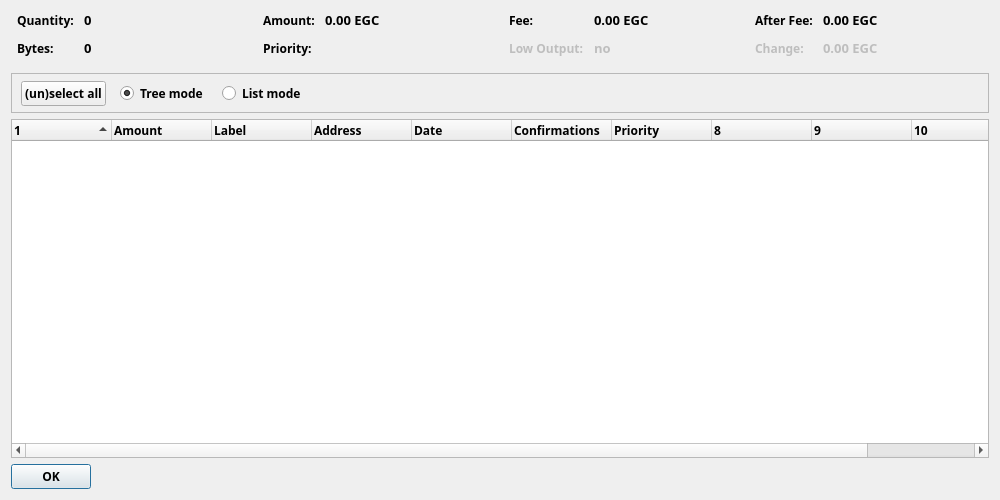
Old version of the form src/qt/forms/coincontroldialog.ui in the repository EverGreenCoinDev/EverGreenCoin.
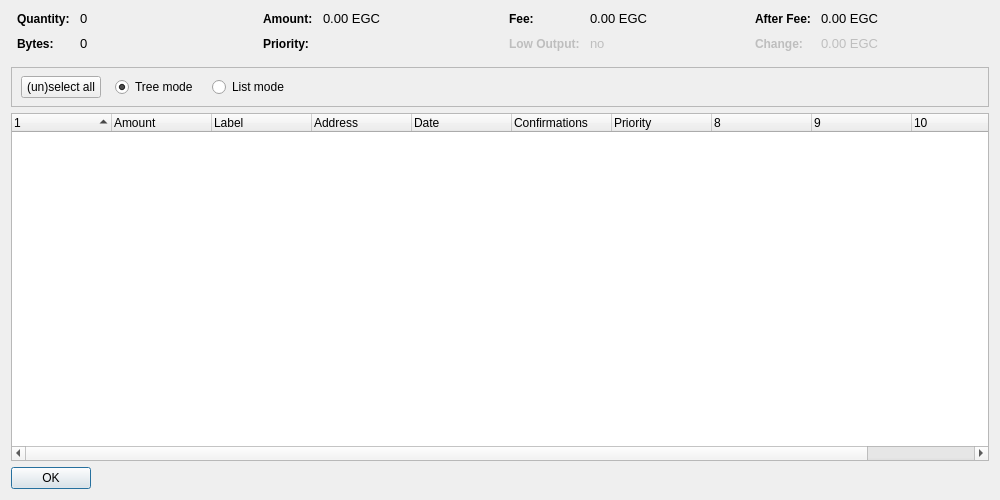
New version of the form. Custom widgets are drawn as their Qt base class.

Commit message: Remove typola

```diff
--- a/src/qt/forms/coincontroldialog.ui
+++ b/src/qt/forms/coincontroldialog.ui
@@ -40,10 +40,8 @@
         <widget class="QLabel" name="labelCoinControlQuantityText">
          <property name="font">
           <font>
-           <family>Typola</family>
            <weight>75</weight>
            <bold>true</bold>
-           <stylestrategy>PreferAntialias</stylestrategy>
           </font>
          </property>
          <property name="styleSheet">
@@ -58,10 +56,9 @@
         <widget class="QLabel" name="labelCoinControlQuantity">
          <property name="font">
           <font>
-           <family>Typola</family>
            <pointsize>10</pointsize>
-           <weight>75</weight>
-           <bold>true</bold>
+           <weight>50</weight>
+           <bold>false</bold>
            <stylestrategy>PreferAntialias</stylestrategy>
           </font>
          </property>
@@ -83,10 +80,8 @@
         <widget class="QLabel" name="labelCoinControlBytesText">
          <property name="font">
           <font>
-           <family>Typola</family>
            <weight>75</weight>
            <bold>true</bold>
-           <stylestrategy>PreferAntialias</stylestrategy>
           </font>
          </property>
          <property name="styleSheet">
@@ -101,10 +96,9 @@
         <widget class="QLabel" name="labelCoinControlBytes">
          <property name="font">
           <font>
-           <family>Typola</family>
            <pointsize>10</pointsize>
-           <weight>75</weight>
-           <bold>true</bold>
+           <weight>50</weight>
+           <bold>false</bold>
            <stylestrategy>PreferAntialias</stylestrategy>
           </font>
          </property>
@@ -142,10 +136,8 @@
         <widget class="QLabel" name="labelCoinControlAmountText">
          <property name="font">
           <font>
-           <family>Typola</family>
            <weight>75</weight>
            <bold>true</bold>
-           <stylestrategy>PreferAntialias</stylestrategy>
           </font>
          </property>
          <property name="styleSheet">
@@ -160,10 +152,9 @@
         <widget class="QLabel" name="labelCoinControlAmount">
          <property name="font">
           <font>
-           <family>Typola</family>
            <pointsize>10</pointsize>
-           <weight>75</weight>
-           <bold>true</bold>
+           <weight>50</weight>
+           <bold>false</bold>
            <stylestrategy>PreferAntialias</stylestrategy>
           </font>
          </property>
@@ -185,10 +176,8 @@
         <widget class="QLabel" name="labelCoinControlPriorityText">
          <property name="font">
           <font>
-           <family>Typola</family>
            <weight>75</weight>
            <bold>true</bold>
-           <stylestrategy>PreferAntialias</stylestrategy>
           </font>
          </property>
          <property name="styleSheet">
@@ -203,10 +192,9 @@
         <widget class="QLabel" name="labelCoinControlPriority">
          <property name="font">
           <font>
-           <family>Typola</family>
            <pointsize>10</pointsize>
-           <weight>75</weight>
-           <bold>true</bold>
+           <weight>50</weight>
+           <bold>false</bold>
            <stylestrategy>PreferAntialias</stylestrategy>
           </font>
          </property>
@@ -244,10 +232,8 @@
         <widget class="QLabel" name="labelCoinControlFeeText">
          <property name="font">
           <font>
-           <family>Typola</family>
            <weight>75</weight>
            <bold>true</bold>
-           <stylestrategy>PreferAntialias</stylestrategy>
           </font>
          </property>
          <property name="styleSheet">
@@ -262,10 +248,9 @@
         <widget class="QLabel" name="labelCoinControlFee">
          <property name="font">
           <font>
-           <family>Typola</family>
            <pointsize>10</pointsize>
-           <weight>75</weight>
-           <bold>true</bold>
+           <weight>50</weight>
+           <bold>false</bold>
            <stylestrategy>PreferAntialias</stylestrategy>
           </font>
          </property>
@@ -290,10 +275,8 @@
          </property>
          <property name="font">
           <font>
-           <family>Typola</family>
            <weight>75</weight>
            <bold>true</bold>
-           <stylestrategy>PreferAntialias</stylestrategy>
           </font>
          </property>
          <property name="styleSheet">
@@ -311,10 +294,9 @@
          </property>
          <property name="font">
           <font>
-           <family>Typola</family>
            <pointsize>10</pointsize>
-           <weight>75</weight>
-           <bold>true</bold>
+           <weight>50</weight>
+           <bold>false</bold>
            <stylestrategy>PreferAntialias</stylestrategy>
           </font>
          </property>
@@ -352,10 +334,8 @@
         <widget class="QLabel" name="labelCoinControlAfterFeeText">
          <property name="font">
           <font>
-           <family>Typola</family>
            <weight>75</weight>
            <bold>true</bold>
-           <stylestrategy>PreferAntialias</stylestrategy>
           </font>
          </property>
          <property name="styleSheet">
@@ -370,10 +350,9 @@
         <widget class="QLabel" name="labelCoinControlAfterFee">
          <property name="font">
           <font>
-           <family>Typola</family>
            <pointsize>10</pointsize>
-           <weight>75</weight>
-           <bold>true</bold>
+           <weight>50</weight>
+           <bold>false</bold>
            <stylestrategy>PreferAntialias</stylestrategy>
           </font>
          </property>
@@ -398,10 +377,8 @@
          </property>
          <property name="font">
           <font>
-           <family>Typola</family>
            <weight>75</weight>
            <bold>true</bold>
-           <stylestrategy>PreferAntialias</stylestrategy>
           </font>
          </property>
          <property name="styleSheet">
@@ -419,10 +396,9 @@
          </property>
          <property name="font">
           <font>
-           <family>Typola</family>
            <pointsize>10</pointsize>
-           <weight>75</weight>
-           <bold>true</bold>
+           <weight>50</weight>
+           <bold>false</bold>
            <stylestrategy>PreferAntialias</stylestrategy>
           </font>
          </property>
@@ -454,9 +430,8 @@
      </property>
      <property name="font">
       <font>
-       <family>Typola</family>
-       <weight>75</weight>
-       <bold>true</bold>
+       <weight>50</weight>
+       <bold>false</bold>
        <stylestrategy>PreferAntialias</stylestrategy>
       </font>
      </property>
@@ -477,9 +452,8 @@
       </property>
       <property name="font">
        <font>
-        <family>Typola</family>
-        <weight>75</weight>
-        <bold>true</bold>
+        <weight>50</weight>
+        <bold>false</bold>
         <stylestrategy>PreferAntialias</stylestrategy>
        </font>
       </property>
@@ -497,9 +471,8 @@
          </property>
          <property name="font">
           <font>
-           <family>Typola</family>
-           <weight>75</weight>
-           <bold>true</bold>
+           <weight>50</weight>
+           <bold>false</bold>
            <stylestrategy>PreferAntialias</stylestrategy>
           </font>
          </property>
@@ -518,9 +491,8 @@
          </property>
          <property name="font">
           <font>
-           <family>Typola</family>
-           <weight>75</weight>
-           <bold>true</bold>
+           <weight>50</weight>
+           <bold>false</bold>
            <stylestrategy>PreferAntialias</stylestrategy>
           </font>
          </property>
@@ -542,9 +514,8 @@
          </property>
          <property name="font">
           <font>
-           <family>Typola</family>
-           <weight>75</weight>
-           <bold>true</bold>
+           <weight>50</weight>
+           <bold>false</bold>
            <stylestrategy>PreferAntialias</stylestrategy>
           </font>
          </property>
@@ -557,9 +528,8 @@
         <spacer name="horizontalSpacer">
          <property name="font">
           <font>
-           <family>Typola</family>
-           <weight>75</weight>
-           <bold>true</bold>
+           <weight>50</weight>
+           <bold>false</bold>
            <stylestrategy>PreferAntialias</stylestrategy>
           </font>
          </property>
@@ -582,9 +552,8 @@
     <widget class="CoinControlTreeWidget" name="treeWidget">
      <property name="font">
       <font>
-       <family>Typola</family>
-       <weight>75</weight>
-       <bold>true</bold>
+       <weight>50</weight>
+       <bold>false</bold>
        <stylestrategy>PreferAntialias</stylestrategy>
       </font>
      </property>
@@ -673,9 +642,8 @@
      </property>
      <property name="font">
       <font>
-       <family>Typola</family>
-       <weight>75</weight>
-       <bold>true</bold>
+       <weight>50</weight>
+       <bold>false</bold>
        <stylestrategy>PreferAntialias</stylestrategy>
       </font>
      </property>
```
The commit also changes 15 other files.
